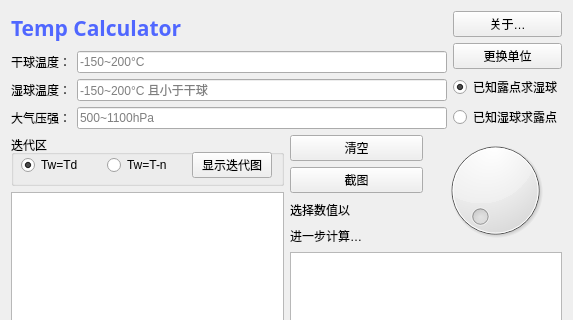
Qt form calculator.ui (x1shang/Wetbulb-Calculator) before a commit; both pictures show x 0 to 573 and y 0 to 320 of the 573 by 571 pixel window.
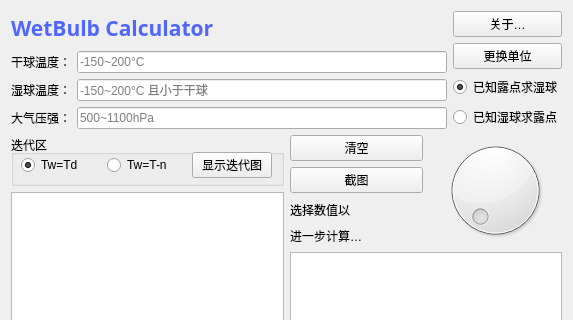
The same form after that commit.

What changed in the file:
```diff
--- a/calculator.ui
+++ b/calculator.ui
@@ -45,7 +45,7 @@
 }</string>
          </property>
          <property name="text">
-          <string>&lt;html&gt;&lt;head/&gt;&lt;body&gt;&lt;p&gt;&lt;span style=&quot; font-size:16pt; font-weight:600;&quot;&gt;Temp Calculator&lt;/span&gt;&lt;/p&gt;&lt;/body&gt;&lt;/html&gt;</string>
+          <string>&lt;html&gt;&lt;head/&gt;&lt;body&gt;&lt;p&gt;&lt;span style=&quot; font-size:16pt; font-weight:600;&quot;&gt;WetBulb Calculator&lt;/span&gt;&lt;/p&gt;&lt;/body&gt;&lt;/html&gt;</string>
          </property>
         </widget>
        </item>
```
Left out of the diff: 2 changed lines with no effect on the pictures.
